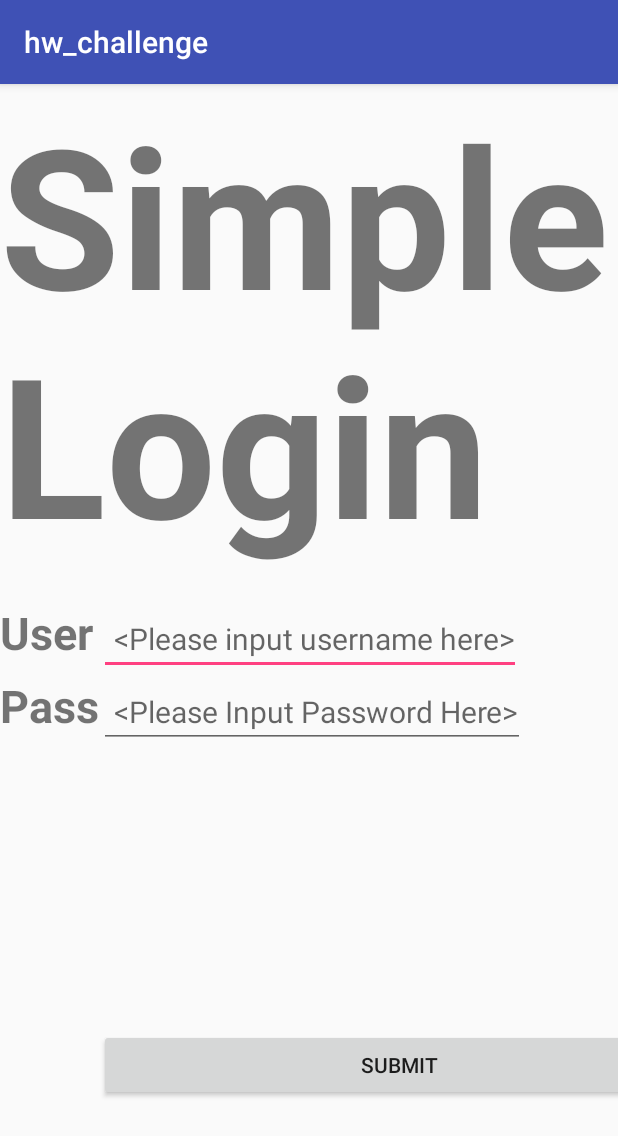
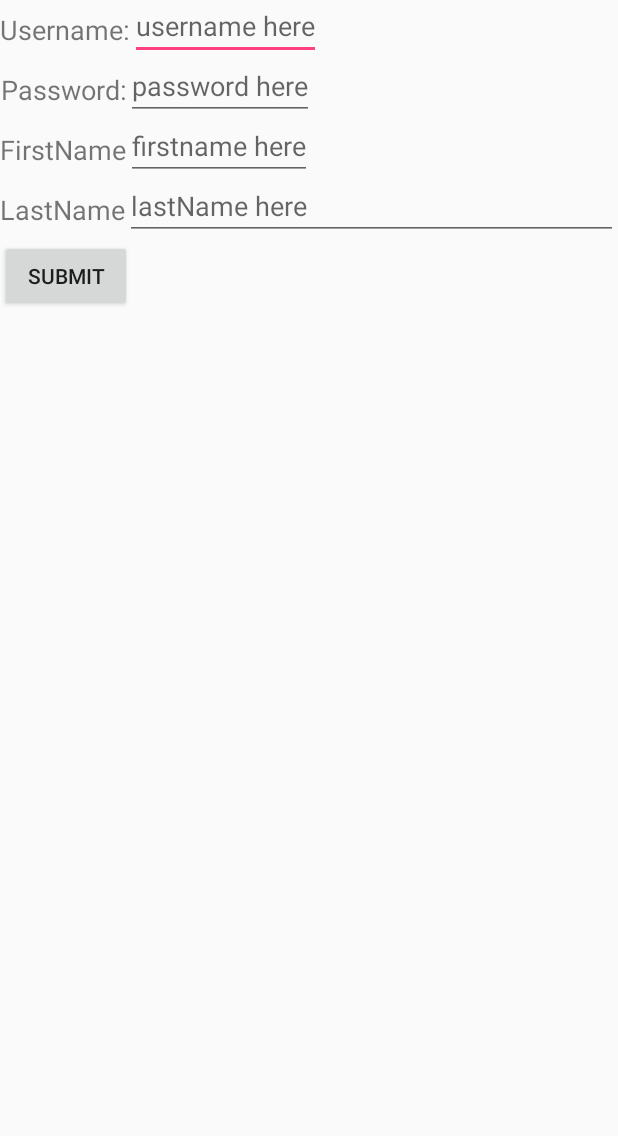
Before and after one commit to Ticzu/Five-Guys, an Android app: the screen it shows after launch (simplelogin before the commit, Register after it), after a tap on "SUBMIT", on a phone screen of 412 x 824 dp. Shown: the top 1136 px of the screen. Run offline under Robolectric (Android 15) with nearby library versions, the phone set to English and light mode, and no system bars.

Commit message:
shou chen new initial commit
working copy

```diff
--- /dev/null
+++ b/Worksheet_problem6/build.gradle
@@ -0,0 +1,23 @@
+// Top-level build file where you can add configuration options common to all sub-projects/modules.
+
+buildscript {
+    repositories {
+        jcenter()
+    }
+    dependencies {
+        classpath 'com.android.tools.build:gradle:2.3.0'
+
+        // NOTE: Do not place your application dependencies here; they belong
+        // in the individual module build.gradle files
+    }
+}
+
+allprojects {
+    repositories {
+        jcenter()
+    }
+}
+
+task clean(type: Delete) {
+    delete rootProject.buildDir
+}
--- /dev/null
+++ b/Worksheet_problem6/gradle.properties
@@ -0,0 +1,17 @@
+# Project-wide Gradle settings.
+
+# IDE (e.g. Android Studio) users:
+# Gradle settings configured through the IDE *will override*
+# any settings specified in this file.
+
+# For more details on how to configure your build environment visit
+# http://www.gradle.org/docs/current/userguide/build_environment.html
+
+# Specifies the JVM arguments used for the daemon process.
+# The setting is particularly useful for tweaking memory settings.
+org.gradle.jvmargs=-Xmx1536m
+
+# When configured, Gradle will run in incubating parallel mode.
+# This option should only be used with decoupled projects. More details, visit
+# http://www.gradle.org/docs/current/userguide/multi_project_builds.html#sec:decoupled_projects
+# org.gradle.parallel=true
--- a/Worksheet_problem6/hw_challenge/src/main/AndroidManifest.xml
+++ b/Worksheet_problem6/hw_challenge/src/main/AndroidManifest.xml
@@ -1,14 +1,14 @@
 <?xml version="1.0" encoding="utf-8"?>
 <manifest xmlns:android="http://schemas.android.com/apk/res/android"
           package="com.example.hw_challenge">
-
+    <uses-permission android:name="android.permission.INTERNET" />
     <application
         android:allowBackup="true"
         android:icon="@mipmap/ic_launcher"
         android:label="@string/app_name"
         android:supportsRtl="true"
         android:theme="@style/AppTheme">
-        <activity android:name=".simplelogin">
+        <activity android:name=".Register">
             <intent-filter>
                 <action android:name="android.intent.action.MAIN"/>
                 <category android:name="android.intent.category.LAUNCHER"/>
@@ -18,6 +18,9 @@
             <action android:name="android.intent.action.MAIN2" />
             <category android:name="android.intent.category.DEFAULT" />
         </activity>
+
+        <activity android:name=".simplelogin">
+        </activity>
     </application>
 
 </manifest>
--- a/Worksheet_problem6/hw_challenge/src/main/java/com/example/hw_challenge/Register.java
+++ b/Worksheet_problem6/hw_challenge/src/main/java/com/example/hw_challenge/Register.java
@@ -1,8 +1,103 @@
 package com.example.hw_challenge;
+
+import android.app.Activity;
+import android.content.Context;
+import android.os.AsyncTask;
+import android.os.Bundle;
+import android.view.View;
+import android.widget.Button;
+import android.widget.EditText;
+import android.widget.TextView;
+import android.widget.Toast;
+
+import java.io.IOException;
+import java.io.InputStream;
+import java.io.OutputStream;
+import java.net.HttpURLConnection;
+import java.net.MalformedURLException;
+import java.net.URL;
 
 /**
  * Created by shou on 4/2/2017.
  */
 
-public class Register {
+public class Register extends Activity {
+    EditText username, fname, lname, password;
+    String Username, Firstname, Lastname, Password;
+    Button btnSubmit;
+    Context ctx = this;
+
+    @Override protected void onCreate(Bundle savedInstanceState) {
+        super.onCreate(savedInstanceState);
+        setContentView(R.layout.registerview);
+        username = (EditText) findViewById(R.id.edtUser);
+        password = (EditText) findViewById(R.id.edtpsw);
+        fname = (EditText) findViewById(R.id.edtfname);
+        lname = (EditText) findViewById(R.id.edtlname);
+        btnSubmit = (Button) findViewById(R.id.btnSubmit);
+
+        btnSubmit.setOnClickListener(new View.OnClickListener(){
+            @Override public void onClick(View v) {
+                register(v);
+                Toast.makeText(ctx, "Congratulations!", Toast.LENGTH_SHORT ).show();
+            }
+        });
+    }
+
+
+
+
+    public void register(View view) {
+        Username = username.getText().toString();
+        Firstname = fname.getText().toString();
+        Lastname = lname.getText().toString();
+        Password = password.getText().toString();
+        ThreadTask threadTask = new ThreadTask();
+        threadTask.execute(Username,Password, Firstname, Lastname);
+    }
+
+
+    class ThreadTask extends AsyncTask <String, String, String> {
+
+        @Override protected String doInBackground(String... params) {
+            String username = params[0];
+            String password = params[1];
+            String firstname = params[2];
+            String lastname = params[3];
+            String data = "";
+            int tempt;
+            try{
+                URL url = new URL("http://155.41.120.181/MYCODE/register.php");
+                String urlParams = "username="+username+"&password="+password+"&firstname="+firstname+"&lastname="+lastname;
+
+                HttpURLConnection httpURLConnection = (HttpURLConnection) url.openConnection();
+                httpURLConnection.setDoOutput(true);
+                OutputStream os = httpURLConnection.getOutputStream();
+                os.write(urlParams.getBytes());
+                os.flush();
+                os.close();
+                InputStream is = httpURLConnection.getInputStream();
+                while((tempt = is.read()) != -1) {
+                    data += (char)tempt;
+                }
+                is.close();
+                httpURLConnection.disconnect();
+                return data;
+            } catch (MalformedURLException e) {
+                e.printStackTrace();
+                return e.getMessage();
+            } catch (IOException e) {
+                e.printStackTrace();
+                return e.getMessage();
+            }
+        }
+
+        @Override protected void onPostExecute(String s) {
+            if (s.equals("")) {
+                s = "Data Successfully Saved";
+            }
+            Toast.makeText(ctx, s, Toast.LENGTH_SHORT ).show();
+        }
+    }
+
 }
--- a/Worksheet_problem6/hw_challenge/src/main/res/layout/registerview.xml
+++ b/Worksheet_problem6/hw_challenge/src/main/res/layout/registerview.xml
@@ -1,32 +1,97 @@
 <?xml version="1.0" encoding="utf-8"?>
-<GridLayout xmlns:android="http://schemas.android.com/apk/res/android"
-              android:orientation="vertical"
-              android:layout_width="match_parent"
-              android:layout_height="match_parent">
-
+<RelativeLayout xmlns:android="http://schemas.android.com/apk/res/android"
+            xmlns:tools="http://schemas.android.com/tools"
+            android:id="@+id/activity_register"
+            android:layout_width="match_parent"
+            android:layout_height="match_parent"
+            tools:context="com.example.hw_challenge.Register">
 
     <TextView
         android:text="Username:"
         android:layout_width="wrap_content"
-        android:layout_height="wrap_content"
-        android:id="@+id/txtusrname"/>
+        android:layout_height="40dp"
+        android:id="@+id/txtusrname"
+        android:layout_column="1"
+        android:textSize="18sp"
+        android:gravity="center"/>
 
     <TextView
         android:text="Password:"
         android:layout_width="wrap_content"
-        android:layout_height="wrap_content"
-        android:id="@+id/txtusrpass"/>
+        android:layout_height="40dp"
+        android:id="@+id/txtusrpass"
+        android:layout_column="2"
+        android:layout_below="@id/txtusrname"
+        android:textSize="18sp"
+        android:gravity="center"
+        />
 
     <TextView
         android:text="FirstName"
         android:layout_width="wrap_content"
-        android:layout_height="wrap_content"
-        android:id="@+id/txtfname"/>
+        android:layout_height="40dp"
+        android:id="@+id/txtfname"
+        android:layout_below="@id/txtusrpass"
+        android:layout_column="3"
+        android:textSize="18sp"
+        android:gravity="center"
+        />
 
     <TextView
         android:text="LastName"
         android:layout_width="wrap_content"
+        android:layout_height="40dp"
+        android:id="@+id/txtlname"
+        android:layout_column="4"
+        android:layout_below="@id/txtfname"
+        android:textSize="18sp"
+        android:gravity="center"
+        />
+
+    <EditText
+        android:id = "@+id/edtUser"
+        android:hint="username here"
+        android:layout_height="40dp"
+        android:layout_width="wrap_content"
+        android:layout_toRightOf="@id/txtusrname"
+        android:layout_alignTop="@id/txtusrname"
+        />
+
+    <EditText
+        android:id="@+id/edtpsw"
+        android:hint="password here"
+        android:layout_height="40dp"
+        android:layout_width="wrap_content"
+        android:layout_below="@id/txtusrname"
+        android:layout_toRightOf="@id/txtusrpass"
+        />
+
+    <EditText
+        android:id="@+id/edtfname"
+        android:hint="firstname here"
+        android:layout_height="40dp"
+        android:layout_width="wrap_content"
+        android:layout_toRightOf="@id/txtfname"
+        android:layout_below="@id/txtusrpass"
+        />
+
+    <EditText
+        android:id="@+id/edtlname"
+        android:hint="lastName here"
+        android:layout_height="40dp"
+        android:layout_width="match_parent"
+        android:layout_toRightOf="@+id/txtlname"
+        android:layout_below="@+id/edtfname"/>
+
+    <Button
+        android:text="Submit"
+        android:layout_width="wrap_content"
         android:layout_height="wrap_content"
-        android:id="@+id/txtlname"/>
+        android:id="@id/btnSubmit"
+        android:layout_below="@id/txtlname"
+        />
 
-</GridLayout>
+
+
+
+</RelativeLayout>
--- /dev/null
+++ b/Worksheet_problem6/settings.gradle
@@ -0,0 +1 @@
+include ':hw_2.21', ':hw_2.22', ':hw_2.23', ':hw_challenge'
```
Also changed, not shown: Worksheet_problem6/gradle/wrapper/gradle-wrapper.properties, 7 other files.
